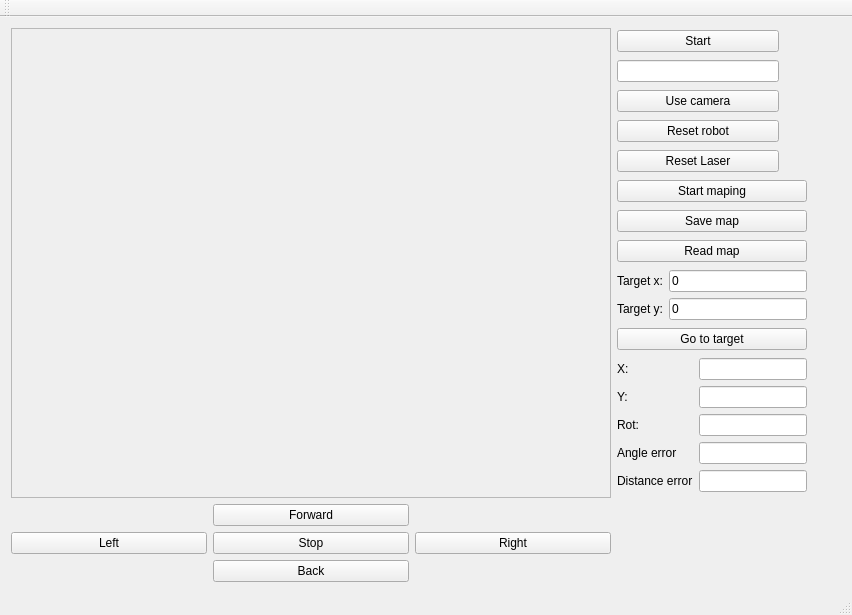
First picture: the form in mainwindow.ui, repository Misqo98/RMR_Uloha_01, before the edit.
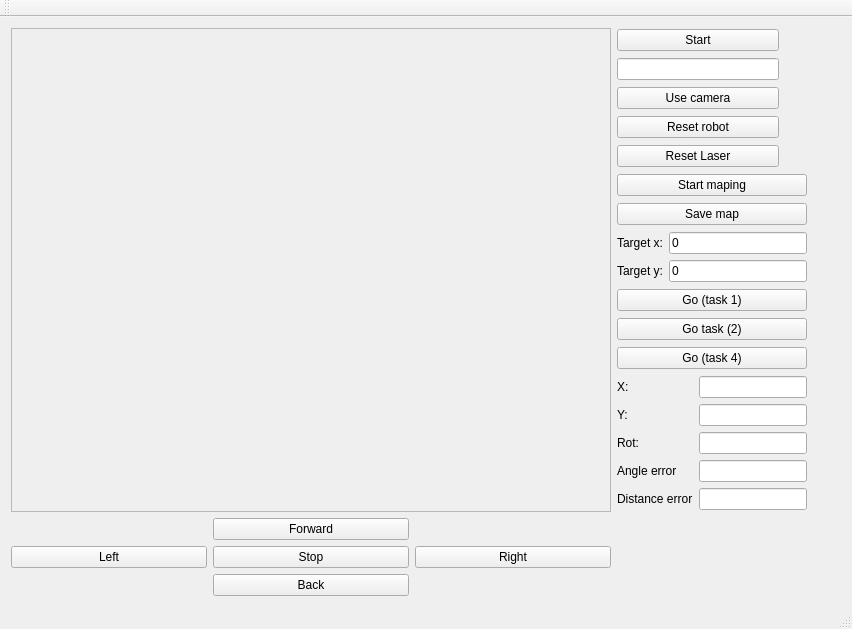
Second picture: the form after the edit.

Patch:
```diff
--- a/mainwindow.ui
+++ b/mainwindow.ui
@@ -7,7 +7,7 @@
     <x>0</x>
     <y>0</y>
     <width>852</width>
-    <height>615</height>
+    <height>629</height>
    </rect>
   </property>
   <property name="windowTitle">
@@ -193,6 +193,12 @@
       </item>
       <item>
        <widget class="QPushButton" name="pushButton_12">
+        <property name="minimumSize">
+         <size>
+          <width>162</width>
+          <height>0</height>
+         </size>
+        </property>
         <property name="text">
          <string>Start maping</string>
         </property>
@@ -205,13 +211,6 @@
         </property>
        </widget>
       </item>
-      <item>
-       <widget class="QPushButton" name="pushButton_13">
-        <property name="text">
-         <string>Read map</string>
-        </property>
-       </widget>
-      </item>
       <item>
        <layout class="QGridLayout" name="gridLayout">
         <item row="1" column="0">
@@ -244,10 +243,24 @@
         </item>
        </layout>
       </item>
+      <item>
+       <widget class="QPushButton" name="pushButton_13">
+        <property name="text">
+         <string>Go (task 1)</string>
+        </property>
+       </widget>
+      </item>
+      <item>
+       <widget class="QPushButton" name="pushButton_14">
+        <property name="text">
+         <string>Go task (2)</string>
+        </property>
+       </widget>
+      </item>
       <item>
        <widget class="QPushButton" name="pushButton_11">
         <property name="text">
-         <string>Go to target</string>
+         <string>Go (task 4)</string>
         </property>
        </widget>
       </item>
```
